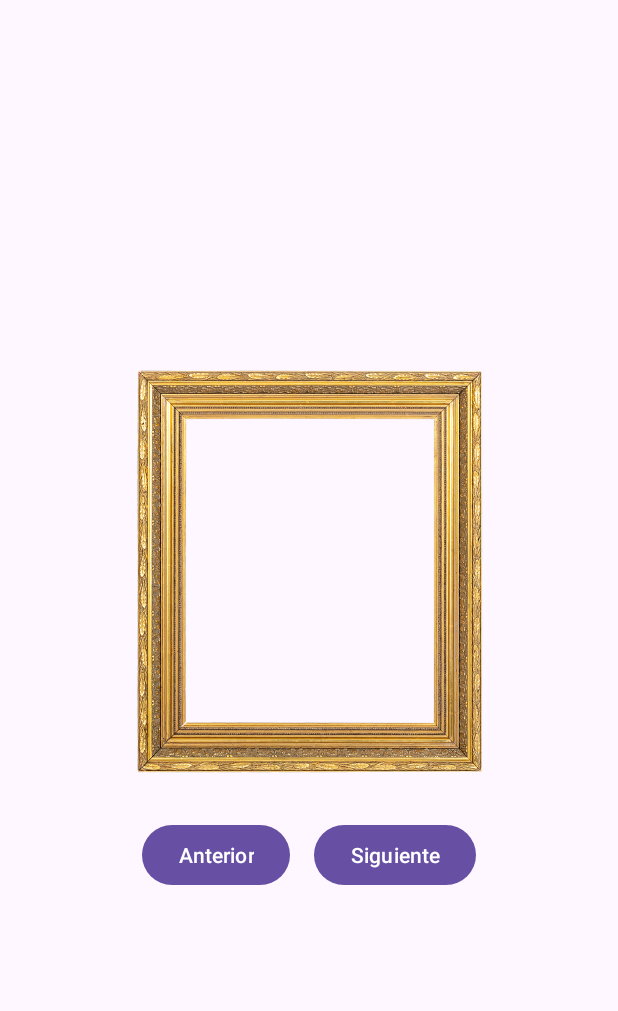
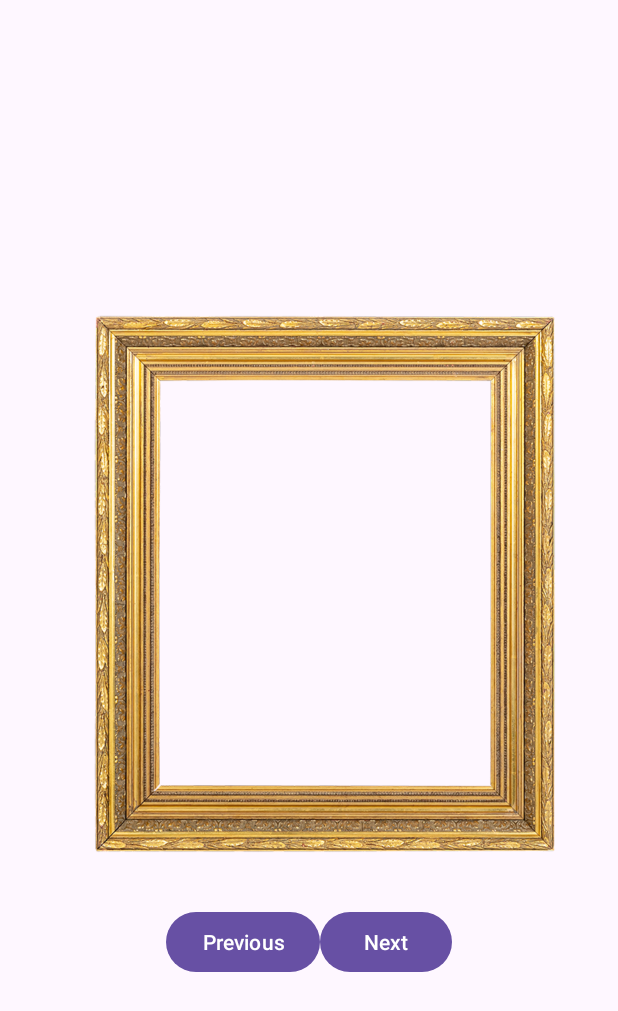
Before and after one commit to robledo21/DAS-Extraordinaria, an Android app: the ViewPhotosActivity screen opened directly, with no data from a screen before it, on a phone screen of 412 x 824 dp. Shown: the top 1011 px of the screen. Run offline under Robolectric (Android 15) with nearby library versions, the phone set to English and light mode, and no system bars; pictures from the network do not load.

Commit message:
Marco en la foto

```diff
--- a/app/src/main/java/com/example/extraordinariadas/ViewPhotosActivity.kt
+++ b/app/src/main/java/com/example/extraordinariadas/ViewPhotosActivity.kt
@@ -31,8 +31,8 @@ class ViewPhotosActivity : AppCompatActivity() {
         setContentView(R.layout.activity_view_photos)
 
         imageView = findViewById(R.id.imageView)
+        prevButton = findViewById(R.id.prevButton)
         nextButton = findViewById(R.id.nextButton)
-        prevButton = findViewById(R.id.prevButton)
 
         fetchPhotos()
 
--- a/app/src/main/res/layout/activity_view_photos.xml
+++ b/app/src/main/res/layout/activity_view_photos.xml
@@ -1,37 +1,49 @@
-<!-- activity_view_photos.xml -->
+<?xml version="1.0" encoding="utf-8"?>
 <LinearLayout xmlns:android="http://schemas.android.com/apk/res/android"
     android:layout_width="match_parent"
     android:layout_height="match_parent"
     android:orientation="vertical"
-    android:gravity="center"
-    android:padding="16dp">
+    android:gravity="center">
 
-    <ImageView
-        android:id="@+id/imageView"
-        android:layout_width="300dp"
-        android:layout_height="300dp"
-        android:layout_gravity="center"
-        android:scaleType="fitCenter"
-        android:background="@drawable/marco_decorativo" />
+    <FrameLayout
+        android:id="@+id/frameLayout"
+        android:layout_width="wrap_content"
+        android:layout_height="wrap_content"
+        android:layout_margin="16dp">
+
+        <ImageView
+            android:id="@+id/imageView"
+            android:layout_marginLeft="90dp"
+            android:layout_marginTop="65dp"
+            android:layout_width="220dp"
+            android:layout_height="270dp"
+            android:scaleType="fitCenter" />
+
+        <ImageView
+            android:id="@+id/frameView"
+            android:layout_width="400dp"
+            android:layout_height="400dp"
+            android:scaleType="fitCenter"
+            android:src="@drawable/marco_decorativo" />
+    </FrameLayout>
 
     <LinearLayout
         android:layout_width="match_parent"
         android:layout_height="wrap_content"
         android:orientation="horizontal"
-        android:gravity="center"
-        android:layout_marginTop="16dp">
+        android:gravity="center">
 
         <Button
             android:id="@+id/prevButton"
             android:layout_width="wrap_content"
             android:layout_height="wrap_content"
-            android:text="Anterior" />
+            android:text="Previous"/>
 
         <Button
             android:id="@+id/nextButton"
             android:layout_width="wrap_content"
             android:layout_height="wrap_content"
-            android:text="Siguiente"
-            android:layout_marginStart="16dp" />
+            android:text="Next"/>
     </LinearLayout>
+
 </LinearLayout>
```
